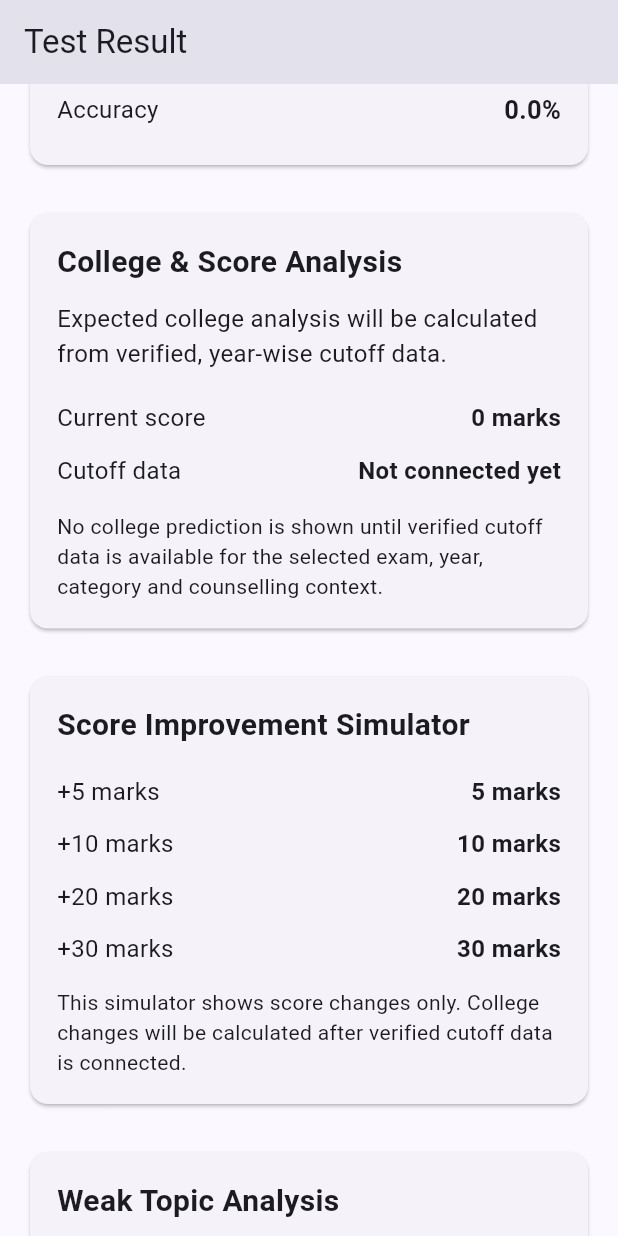
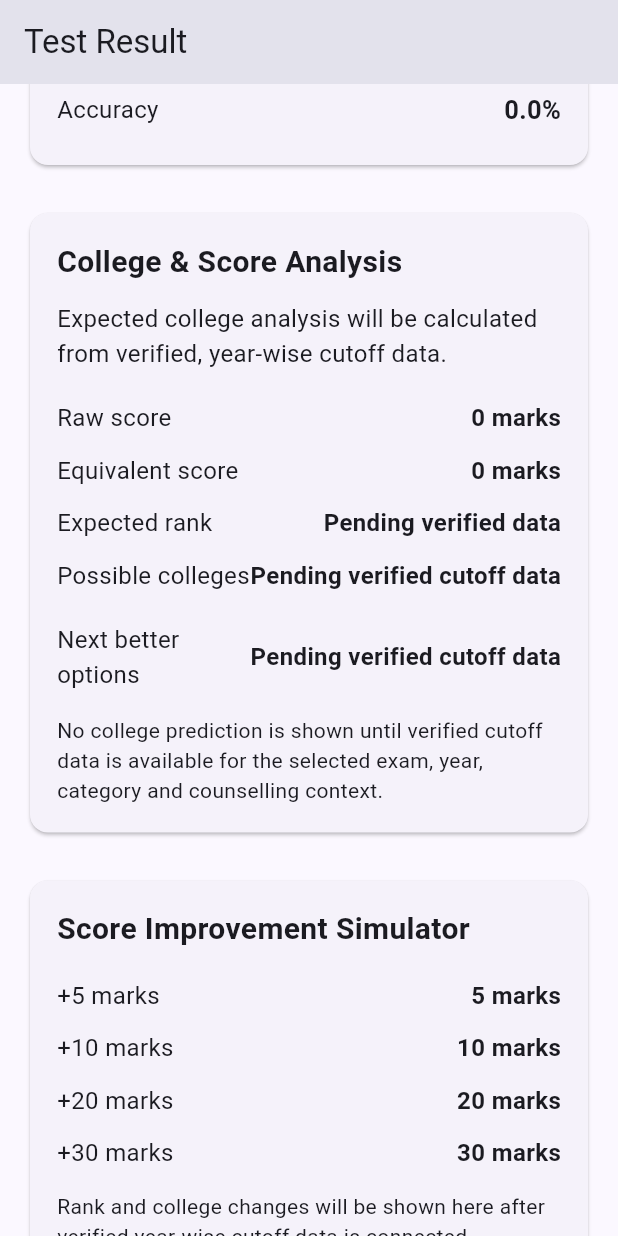
Before and after one commit to shreyansh0259-wq/examforge, a Flutter app: the ResultScreen screen opened directly with empty values, scrolled down 576 dp, on a phone screen of 412 x 824 dp. Run offline on Flutter 3.47's test engine with Material 3 defaults, Android fonts, the phone set to English and light mode, and no system bars; our stand-ins replace sqflite; accounts and stored records are empty.

Commit message:
Add college analysis framework and score simulator

```diff
--- /dev/null
+++ b/lib/models/college_analysis.dart
@@ -0,0 +1,31 @@
+class CollegeAnalysis {
+  final String exam;
+  final int year;
+  final String category;
+  final String counselling;
+  final int score;
+  final int? estimatedRank;
+  final List<String> possibleColleges;
+  final List<String> nextBetterColleges;
+
+  const CollegeAnalysis({
+    required this.exam,
+    required this.year,
+    required this.category,
+    required this.counselling,
+    required this.score,
+    required this.estimatedRank,
+    required this.possibleColleges,
+    required this.nextBetterColleges,
+  });
+
+  const CollegeAnalysis.empty({
+    required this.exam,
+    required this.year,
+    required this.category,
+    required this.counselling,
+    required this.score,
+  })  : estimatedRank = null,
+        possibleColleges = const [],
+        nextBetterColleges = const [];
+}
--- a/lib/result_screen.dart
+++ b/lib/result_screen.dart
@@ -4,6 +4,7 @@ import 'models/topic_performance.dart';
 import 'models/subject_performance.dart';
 import 'models/difficulty_analysis.dart';
 import 'models/exam_scoring.dart';
+import 'models/college_analysis.dart';
 
 class ResultScreen extends StatelessWidget {
   final List<Question> questions;
@@ -41,6 +42,16 @@ class ResultScreen extends StatelessWidget {
   int get incorrect => attempted - correct;
 
   int get unanswered => questions.length - attempted;
+
+  CollegeAnalysis get collegeAnalysis {
+    return CollegeAnalysis.empty(
+      exam: exam,
+      year: DateTime.now().year,
+      category: 'General',
+      counselling: 'Not specified',
+      score: equivalentScore,
+    );
+  }
 
   ExamScoring get examScoring {
     return ExamScoring.forExam(exam);
@@ -366,13 +377,34 @@ class ResultScreen extends StatelessWidget {
             const SizedBox(height: 14),
 
             _analysisRow(
-              'Current score',
+              'Raw score',
               '$score marks',
             ),
 
             _analysisRow(
-              'Cutoff data',
-              'Not connected yet',
+              'Equivalent score',
+              '${collegeAnalysis.score} marks',
+            ),
+
+            _analysisRow(
+              'Expected rank',
+              collegeAnalysis.estimatedRank?.toString() ?? 'Pending verified data',
+            ),
+
+            _analysisRow(
+              'Possible colleges',
+              collegeAnalysis.possibleColleges.isEmpty
+                  ? 'Pending verified cutoff data'
+                  : collegeAnalysis.possibleColleges.join(', '),
+            ),
+
+            const SizedBox(height: 8),
+
+            _analysisRow(
+              'Next better options',
+              collegeAnalysis.nextBetterColleges.isEmpty
+                  ? 'Pending verified cutoff data'
+                  : collegeAnalysis.nextBetterColleges.join(', '),
             ),
 
             const SizedBox(height: 10),
@@ -409,18 +441,21 @@ class ResultScreen extends StatelessWidget {
             const SizedBox(height: 12),
 
             ...improvements.map(
-              (marks) => _analysisRow(
-                '+$marks marks',
-                '${score + marks} marks',
-              ),
+              (marks) {
+                final simulatedScore = score + marks;
+
+                return _analysisRow(
+                  '+$marks marks',
+                  '$simulatedScore marks',
+                );
+              },
             ),
 
             const SizedBox(height: 8),
 
             const Text(
-              'This simulator shows score changes only. '
-              'College changes will be calculated after verified '
-              'cutoff data is connected.',
+              'Rank and college changes will be shown here '
+              'after verified year-wise cutoff data is connected.',
               style: TextStyle(fontSize: 14),
             ),
           ],
```
